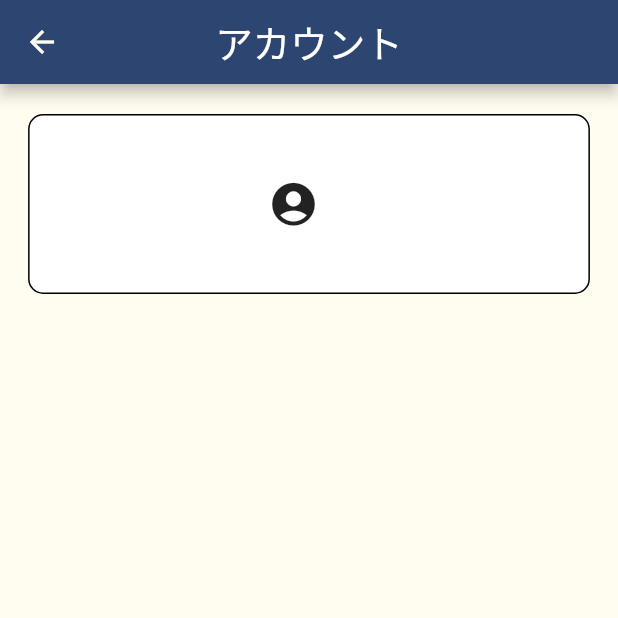
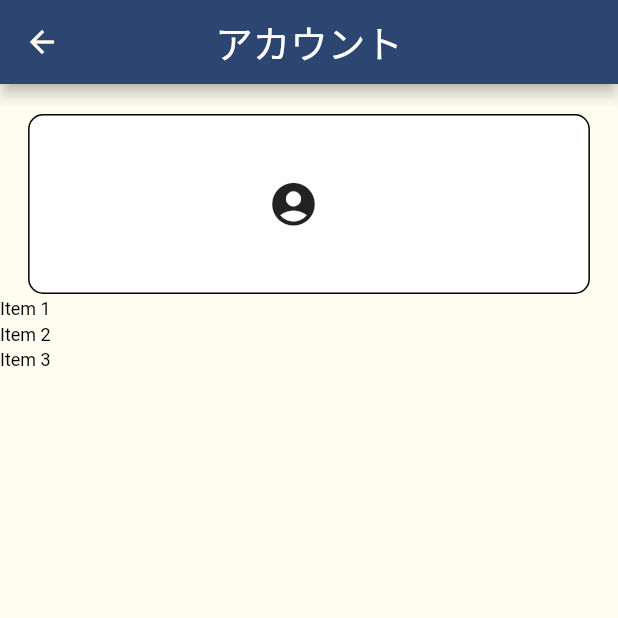
Before and after one commit to TajimaMiho/SoundFit, a Flutter app: the ConfigPage screen opened directly, on a phone screen of 412 x 824 dp, the top half of it. Run offline on Flutter 3.47's test engine with Material 2 defaults, Android fonts, the phone set to English and light mode, and no system bars; our stand-ins replace cloud_firestore, firebase_auth, firebase_core, firebase_storage, flutter_riverpod, flutter_svg and 4 more; missing offline and left inert: dart:html, image_picker_web; accounts and stored records are empty.

Commit message:
Column in ListView

```diff
--- a/lib/view/top/my_page.dart
+++ b/lib/view/top/my_page.dart
@@ -31,6 +31,15 @@ class ConfigPage extends ConsumerWidget {
               height: 20,
             ),
             buildNameBand(shortestSide, account),
+            Expanded(
+              child: ListView(
+                children: <Widget>[
+                  Text('Item 1'),
+                  Text('Item 2'),
+                  Text('Item 3'),
+                ],
+              ),
+            ),
           ],
         ),
       ),
```
